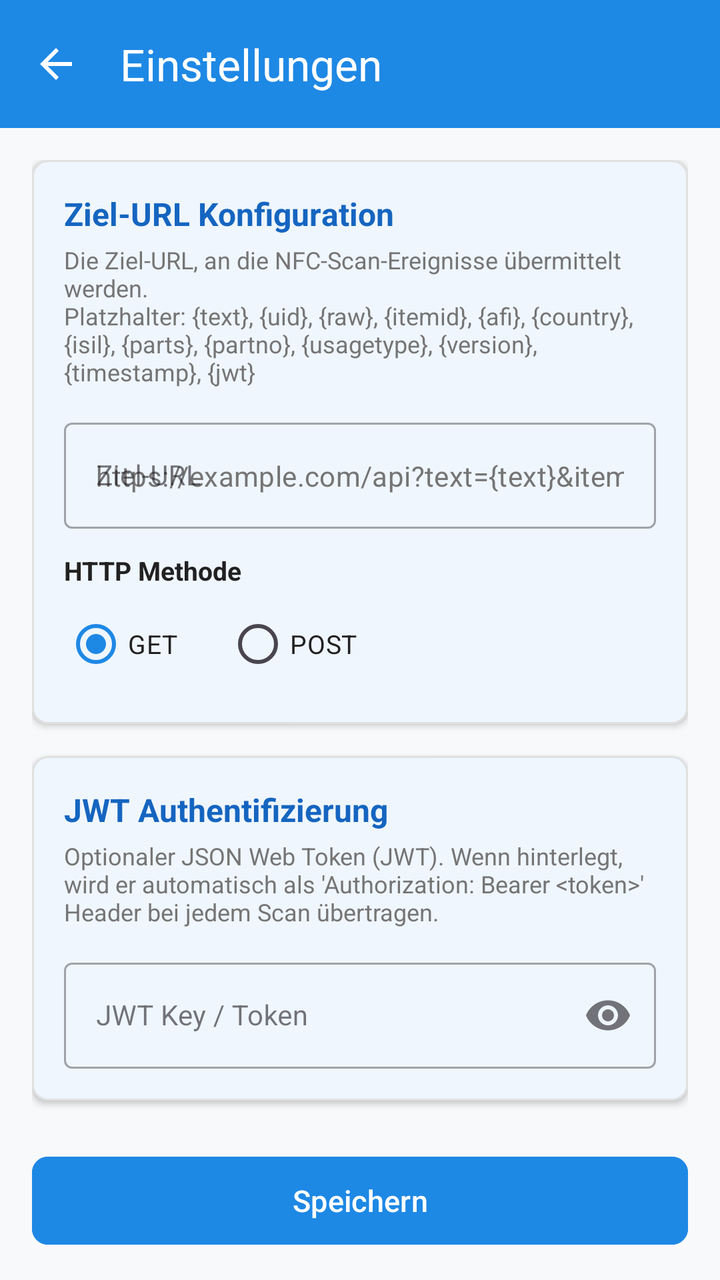
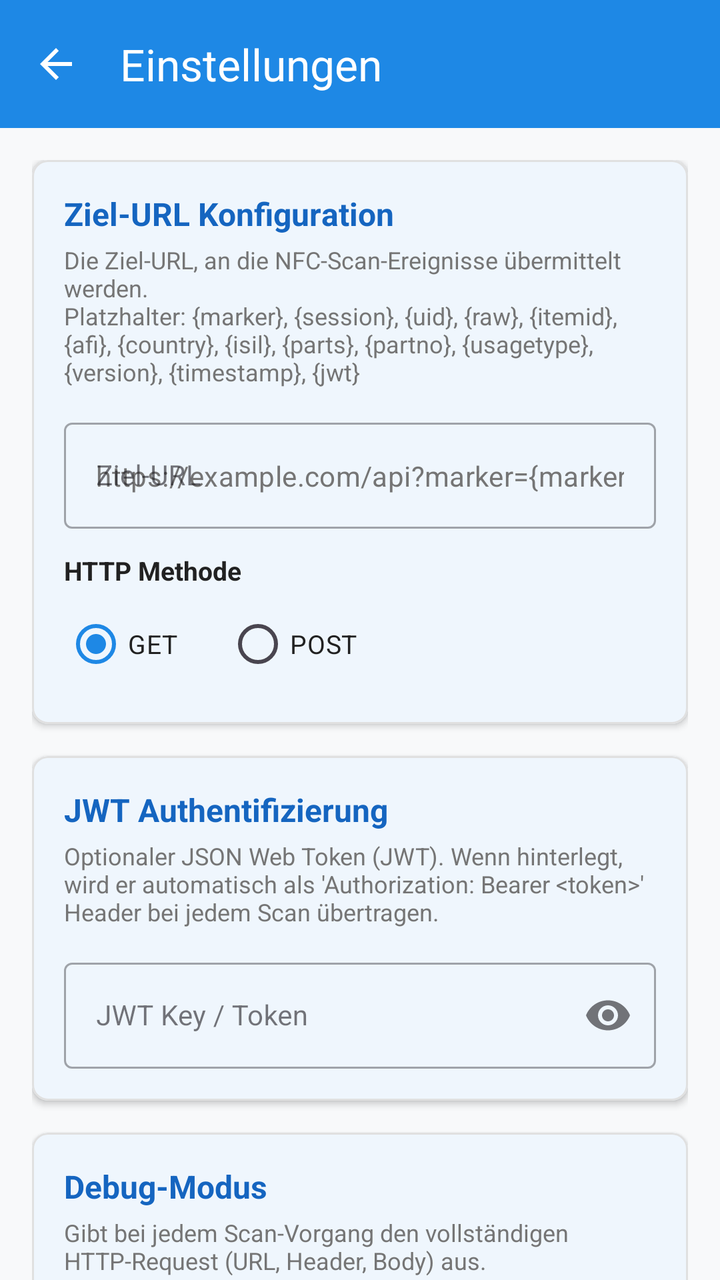

Two renders of the same Android screen: before a commit and after it. Below are the layout's source before the change and the commit's diff.
<!-- AndroidManifest.xml: application theme Theme.NfcReader -->
<!-- res/layout/activity_settings.xml -->
<?xml version="1.0" encoding="utf-8"?>
<androidx.coordinatorlayout.widget.CoordinatorLayout
    xmlns:android="http://schemas.android.com/apk/res/android"
    xmlns:app="http://schemas.android.com/apk/res-auto"
    xmlns:tools="http://schemas.android.com/tools"
    android:layout_width="match_parent"
    android:layout_height="match_parent"
    android:background="@color/background">

    <com.google.android.material.appbar.AppBarLayout
        android:layout_width="match_parent"
        android:layout_height="wrap_content"
        android:theme="@style/ThemeOverlay.MaterialComponents.Dark.ActionBar">

        <com.google.android.material.appbar.MaterialToolbar
            android:id="@+id/toolbarSettings"
            android:layout_width="match_parent"
            android:layout_height="?attr/actionBarSize"
            android:background="@color/primary"
            app:title="@string/settings_title"
            app:titleTextColor="@android:color/white"
            app:navigationIcon="?attr/homeAsUpIndicator" />

    </com.google.android.material.appbar.AppBarLayout>

    <androidx.core.widget.NestedScrollView
        android:layout_width="match_parent"
        android:layout_height="match_parent"
        app:layout_behavior="@string/appbar_scrolling_view_behavior"
        android:fillViewport="true">

        <LinearLayout
            android:layout_width="match_parent"
            android:layout_height="wrap_content"
            android:orientation="vertical"
            android:padding="16dp">

            
            <com.google.android.material.card.MaterialCardView
                android:layout_width="match_parent"
                android:layout_height="wrap_content"
                android:layout_marginBottom="16dp"
                app:cardBackgroundColor="@color/surface"
                app:cardCornerRadius="8dp"
                app:cardElevation="2dp"
                app:strokeColor="@color/card_border"
                app:strokeWidth="1dp">

                <LinearLayout
                    android:layout_width="match_parent"
                    android:layout_height="wrap_content"
                    android:orientation="vertical"
                    android:padding="16dp">

                    <TextView
                        android:layout_width="wrap_content"
                        android:layout_height="wrap_content"
                        android:text="@string/settings_target_url_section"
                        android:textColor="@color/primary_dark"
                        android:textSize="16sp"
                        android:textStyle="bold" />

                    <TextView
                        android:layout_width="match_parent"
                        android:layout_height="wrap_content"
                        android:layout_marginTop="4dp"
                        android:text="@string/settings_target_url_desc"
                        android:textColor="@color/text_secondary"
                        android:textSize="12sp" />

                    <com.google.android.material.textfield.TextInputLayout
                        android:id="@+id/tilSettingsTargetUrl"
                        style="@style/Widget.MaterialComponents.TextInputLayout.OutlinedBox"
                        android:layout_width="match_parent"
                        android:layout_height="wrap_content"
                        android:layout_marginTop="12dp"
                        android:hint="@string/target_url_label">

                        <com.google.android.material.textfield.TextInputEditText
                            android:id="@+id/etSettingsTargetUrl"
                            android:layout_width="match_parent"
                            android:layout_height="wrap_content"
                            android:hint="@string/target_url_hint"
                            android:textColor="@color/text_primary"
                            android:textColorHint="@color/text_secondary"
                            android:inputType="textUri"
                            android:textSize="14sp" />
                    </com.google.android.material.textfield.TextInputLayout>

                    <TextView
                        android:layout_width="wrap_content"
                        android:layout_height="wrap_content"
                        android:layout_marginTop="12dp"
                        android:text="@string/http_method"
                        android:textColor="@color/text_primary"
                        android:textSize="13sp"
                        android:textStyle="bold" />

                    <RadioGroup
                        android:id="@+id/rgSettingsHttpMethod"
                        android:layout_width="match_parent"
                        android:layout_height="wrap_content"
                        android:orientation="horizontal"
                        android:layout_marginTop="4dp">

                        <RadioButton
                            android:id="@+id/rbSettingsGet"
                            android:layout_width="wrap_content"
                            android:layout_height="wrap_content"
                            android:text="GET"
                            android:textColor="@color/text_primary"
                            android:checked="true"
                            android:textSize="13sp" />

                        <RadioButton
                            android:id="@+id/rbSettingsPost"
                            android:layout_width="wrap_content"
                            android:layout_height="wrap_content"
                            android:layout_marginStart="24dp"
                            android:text="POST"
                            android:textColor="@color/text_primary"
                            android:textSize="13sp" />
                    </RadioGroup>

                </LinearLayout>
            </com.google.android.material.card.MaterialCardView>

            
            <com.google.android.material.card.MaterialCardView
                android:layout_width="match_parent"
                android:layout_height="wrap_content"
                android:layout_marginBottom="24dp"
                app:cardBackgroundColor="@color/surface"
                app:cardCornerRadius="8dp"
                app:cardElevation="2dp"
                app:strokeColor="@color/card_border"
                app:strokeWidth="1dp">

                <LinearLayout
                    android:layout_width="match_parent"
                    android:layout_height="wrap_content"
                    android:orientation="vertical"
                    android:padding="16dp">

                    <TextView
                        android:layout_width="wrap_content"
                        android:layout_height="wrap_content"
                        android:text="@string/settings_jwt_section"
                        android:textColor="@color/primary_dark"
                        android:textSize="16sp"
                        android:textStyle="bold" />

                    <TextView
                        android:layout_width="match_parent"
                        android:layout_height="wrap_content"
                        android:layout_marginTop="4dp"
                        android:text="@string/settings_jwt_desc"
                        android:textColor="@color/text_secondary"
                        android:textSize="12sp" />

                    <com.google.android.material.textfield.TextInputLayout
                        android:id="@+id/tilSettingsJwtKey"
                        style="@style/Widget.MaterialComponents.TextInputLayout.OutlinedBox"
                        android:layout_width="match_parent"
                        android:layout_height="wrap_content"
                        android:layout_marginTop="12dp"
                        android:hint="@string/settings_jwt_label"
                        app:endIconMode="password_toggle">

                        <com.google.android.material.textfield.TextInputEditText
                            android:id="@+id/etSettingsJwtKey"
                            android:layout_width="match_parent"
                            android:layout_height="wrap_content"
                            android:textColor="@color/text_primary"
                            android:inputType="textPassword"
                            android:textSize="14sp" />
                    </com.google.android.material.textfield.TextInputLayout>

                </LinearLayout>
            </com.google.android.material.card.MaterialCardView>

            
            <com.google.android.material.button.MaterialButton
                android:id="@+id/btnSaveSettings"
                android:layout_width="match_parent"
                android:layout_height="52dp"
                android:backgroundTint="@color/primary"
                android:text="@string/settings_save"
                android:textColor="@android:color/white"
                android:textSize="15sp"
                app:cornerRadius="8dp" />

            
            <TextView
                android:id="@+id/tvCopyrightNotice"
                android:layout_width="match_parent"
                android:layout_height="wrap_content"
                android:layout_marginTop="24dp"
                android:layout_marginBottom="16dp"
                android:gravity="center"
                android:text="@string/copyright_notice"
                android:textColor="@color/text_secondary"
                android:textSize="12sp" />

        </LinearLayout>
    </androidx.core.widget.NestedScrollView>

</androidx.coordinatorlayout.widget.CoordinatorLayout>
<!-- resources referenced by this layout -->
<resources>
  <color name="background">#F8F9FA</color>
  <color name="card_border">#E0E0E0</color>
  <color name="primary">#1E88E5</color>
  <color name="primary_dark">#1565C0</color>
  <color name="surface">#FFFFFF</color>
  <color name="text_primary">#212121</color>
  <color name="text_secondary">#757575</color>
  <string name="copyright_notice">© 2026 info-age GmbH, Basel\nLizenziert unter Apache License 2.0</string>
  <string name="http_method">HTTP Methode</string>
  <string name="settings_jwt_desc">Optionaler JSON Web Token (JWT). Wenn hinterlegt, wird er automatisch als \'Authorization: Bearer &lt;token&gt;\' Header bei jedem Scan übertragen.</string>
  <string name="settings_jwt_label">JWT Key / Token</string>
  <string name="settings_jwt_section">JWT Authentifizierung</string>
  <string name="settings_save">Speichern</string>
  <string name="settings_target_url_desc">Die Ziel-URL, an die NFC-Scan-Ereignisse übermittelt werden.\nPlatzhalter: {text}, {uid}, {raw}, {itemid}, {afi}, {country}, {isil}, {parts}, {partno}, {usagetype}, {version}, {timestamp}, {jwt}</string>
  <string name="settings_target_url_section">Ziel-URL Konfiguration</string>
  <string name="settings_title">Einstellungen</string>
  <string name="target_url_hint">https://example.com/api?text={text}&amp;itemid={itemid}&amp;afi={afi}</string>
  <string name="target_url_label">Ziel-URL</string>
  <style name="Theme.NfcReader" parent="Theme.Material3.DayNight.NoActionBar">
          <item name="colorPrimary">@color/primary</item>
          <item name="colorPrimaryDark">@color/primary_dark</item>
          <item name="colorSecondary">@color/accent</item>
          <item name="colorSurface">@color/surface</item>
          <item name="android:colorBackground">@color/background</item>
          <item name="android:textColorPrimary">@color/text_primary</item>
          <item name="android:textColorSecondary">@color/text_secondary</item>
          <item name="android:statusBarColor">@color/status_bar</item>
      </style>
  <color name="accent">#00ACC1</color>
  <color name="status_bar">#1565C0</color>
</resources>

<!-- the commit's change to res/layout/activity_settings.xml (unified diff, before → after) -->
@@ -129,6 +129,60 @@
             <com.google.android.material.card.MaterialCardView
                 android:layout_width="match_parent"
                 android:layout_height="wrap_content"
+                android:layout_marginBottom="16dp"
+                app:cardBackgroundColor="@color/surface"
+                app:cardCornerRadius="8dp"
+                app:cardElevation="2dp"
+                app:strokeColor="@color/card_border"
+                app:strokeWidth="1dp">
+
+                <LinearLayout
+                    android:layout_width="match_parent"
+                    android:layout_height="wrap_content"
+                    android:orientation="vertical"
+                    android:padding="16dp">
+
+                    <TextView
+                        android:layout_width="wrap_content"
+                        android:layout_height="wrap_content"
+                        android:text="@string/settings_jwt_section"
+                        android:textColor="@color/primary_dark"
+                        android:textSize="16sp"
+                        android:textStyle="bold" />
+
+                    <TextView
+                        android:layout_width="match_parent"
+                        android:layout_height="wrap_content"
+                        android:layout_marginTop="4dp"
+                        android:text="@string/settings_jwt_desc"
+                        android:textColor="@color/text_secondary"
+                        android:textSize="12sp" />
+
+                    <com.google.android.material.textfield.TextInputLayout
+                        android:id="@+id/tilSettingsJwtKey"
+                        style="@style/Widget.MaterialComponents.TextInputLayout.OutlinedBox"
+                        android:layout_width="match_parent"
+                        android:layout_height="wrap_content"
+                        android:layout_marginTop="12dp"
+                        android:hint="@string/settings_jwt_label"
+                        app:endIconMode="password_toggle">
+
+                        <com.google.android.material.textfield.TextInputEditText
+                            android:id="@+id/etSettingsJwtKey"
+                            android:layout_width="match_parent"
+                            android:layout_height="wrap_content"
+                            android:textColor="@color/text_primary"
+                            android:inputType="textPassword"
+                            android:textSize="14sp" />
+                    </com.google.android.material.textfield.TextInputLayout>
+
+                </LinearLayout>
+            </com.google.android.material.card.MaterialCardView>
+
+            
+            <com.google.android.material.card.MaterialCardView
+                android:layout_width="match_parent"
+                android:layout_height="wrap_content"
                 android:layout_marginBottom="24dp"
                 app:cardBackgroundColor="@color/surface"
                 app:cardCornerRadius="8dp"
@@ -145,7 +199,7 @@
                     <TextView
                         android:layout_width="wrap_content"
                         android:layout_height="wrap_content"
-                        android:text="@string/settings_jwt_section"
+                        android:text="@string/settings_debug_section"
                         android:textColor="@color/primary_dark"
                         android:textSize="16sp"
                         android:textStyle="bold" />
@@ -154,27 +208,18 @@
                         android:layout_width="match_parent"
                         android:layout_height="wrap_content"
                         android:layout_marginTop="4dp"
-                        android:text="@string/settings_jwt_desc"
+                        android:text="@string/settings_debug_desc"
                         android:textColor="@color/text_secondary"
                         android:textSize="12sp" />
 
-                    <com.google.android.material.textfield.TextInputLayout
-                        android:id="@+id/tilSettingsJwtKey"
-                        style="@style/Widget.MaterialComponents.TextInputLayout.OutlinedBox"
-                        android:layout_width="match_parent"
-                        android:layout_height="wrap_content"
-                        android:layout_marginTop="12dp"
-                        android:hint="@string/settings_jwt_label"
-                        app:endIconMode="password_toggle">
-
-                        <com.google.android.material.textfield.TextInputEditText
-                            android:id="@+id/etSettingsJwtKey"
-                            android:layout_width="match_parent"
-                            android:layout_height="wrap_content"
-                            android:textColor="@color/text_primary"
-                            android:inputType="textPassword"
-                            android:textSize="14sp" />
-                    </com.google.android.material.textfield.TextInputLayout>
+                    <com.google.android.material.materialswitch.MaterialSwitch
+                        android:id="@+id/switchSettingsDebugMode"
+                        android:layout_width="match_parent"
+                        android:layout_height="wrap_content"
+                        android:layout_marginTop="12dp"
+                        android:text="@string/settings_debug_label"
+                        android:textColor="@color/text_primary"
+                        android:textSize="14sp" />
 
                 </LinearLayout>
             </com.google.android.material.card.MaterialCardView>
<!-- resource entries referenced after the edit -->
@@ -9,14 +9,17 @@
   <color name="text_secondary">#757575</color>
   <string name="copyright_notice">© 2026 info-age GmbH, Basel\nLizenziert unter Apache License 2.0</string>
   <string name="http_method">HTTP Methode</string>
+  <string name="settings_debug_desc">Gibt bei jedem Scan-Vorgang den vollständigen HTTP-Request (URL, Header, Body) aus.</string>
+  <string name="settings_debug_label">HTTP-Request Debug aktivieren</string>
+  <string name="settings_debug_section">Debug-Modus</string>
   <string name="settings_jwt_desc">Optionaler JSON Web Token (JWT). Wenn hinterlegt, wird er automatisch als \'Authorization: Bearer &lt;token&gt;\' Header bei jedem Scan übertragen.</string>
   <string name="settings_jwt_label">JWT Key / Token</string>
   <string name="settings_jwt_section">JWT Authentifizierung</string>
   <string name="settings_save">Speichern</string>
-  <string name="settings_target_url_desc">Die Ziel-URL, an die NFC-Scan-Ereignisse übermittelt werden.\nPlatzhalter: {text}, {uid}, {raw}, {itemid}, {afi}, {country}, {isil}, {parts}, {partno}, {usagetype}, {version}, {timestamp}, {jwt}</string>
+  <string name="settings_target_url_desc">Die Ziel-URL, an die NFC-Scan-Ereignisse übermittelt werden.\nPlatzhalter: {marker}, {session}, {uid}, {raw}, {itemid}, {afi}, {country}, {isil}, {parts}, {partno}, {usagetype}, {version}, {timestamp}, {jwt}</string>
   <string name="settings_target_url_section">Ziel-URL Konfiguration</string>
   <string name="settings_title">Einstellungen</string>
-  <string name="target_url_hint">https://example.com/api?text={text}&amp;itemid={itemid}&amp;afi={afi}</string>
+  <string name="target_url_hint">https://example.com/api?marker={marker}&amp;itemid={itemid}&amp;afi={afi}</string>
   <string name="target_url_label">Ziel-URL</string>
   <style name="Theme.NfcReader" parent="Theme.Material3.DayNight.NoActionBar">
           <item name="colorPrimary">@color/primary</item>
